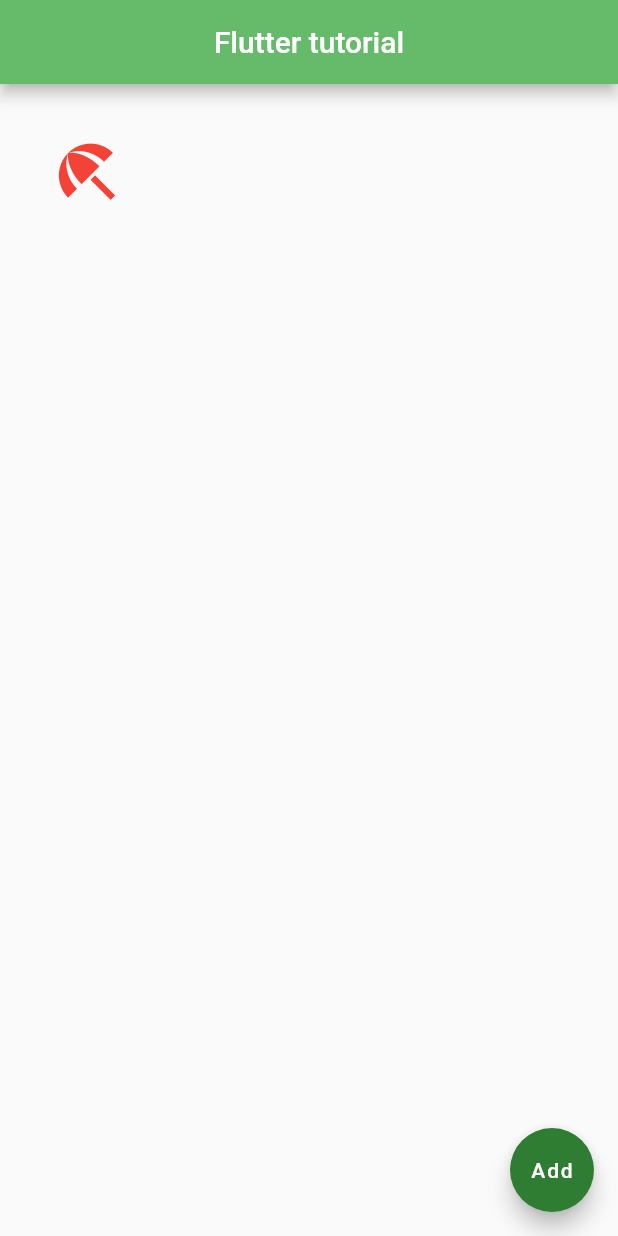
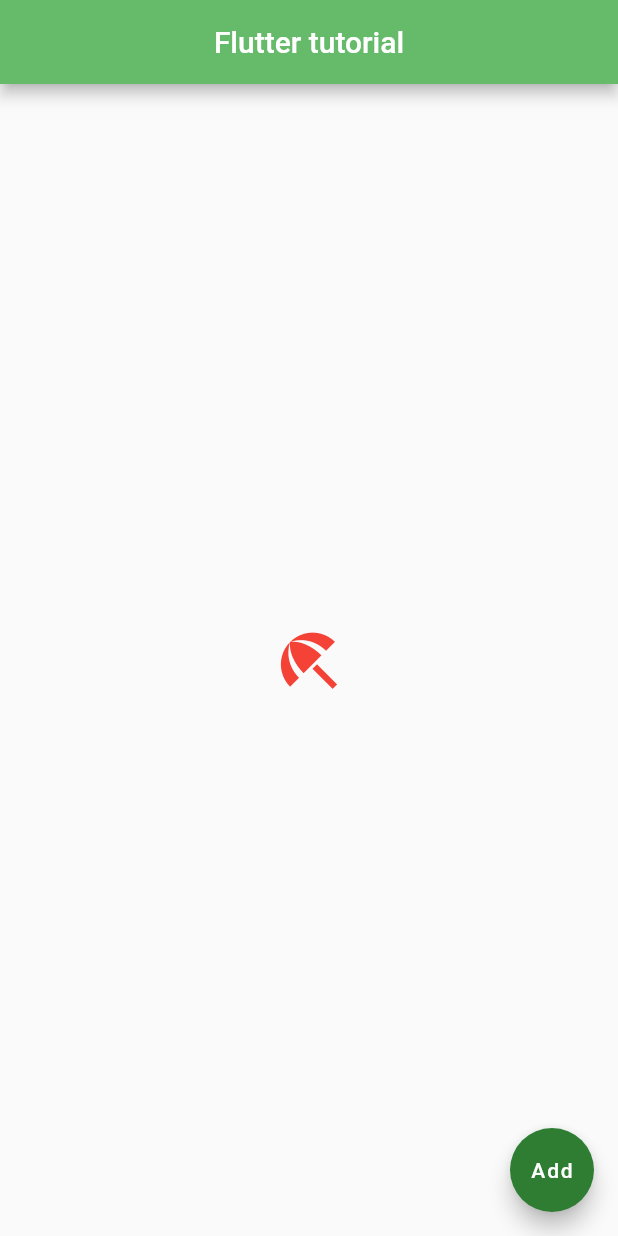
Before and after one commit to LyubashaBurkova/Flutter, a Flutter app: the screen it shows after launch, on a phone screen of 412 x 824 dp. Run offline on Flutter 3.47's test engine with Material 2 defaults, Android fonts, the phone set to English and light mode, and no system bars.

```diff
--- a/lib/main.dart
+++ b/lib/main.dart
@@ -13,7 +13,8 @@ class FlutterTutorialApp extends StatelessWidget {
           centerTitle: true,
           backgroundColor: Colors.green[400],
         ),
-        body: IconButton(
+        body: Center(
+          child: IconButton(
             icon: Icon(
               CustomIcons.beach_access,
               size: 50.0,
@@ -21,15 +22,15 @@ class FlutterTutorialApp extends StatelessWidget {
             ),
             color: Colors.grey[900],
             iconSize: 100.0,
-          onPressed: (){
+            onPressed: () {
               print("Button has been pressed");
             },
+          ),
         ),
         floatingActionButton: FloatingActionButton(
             child: Text("Add"),
             backgroundColor: Colors.green[800],
-          onPressed: null
-        ),
+            onPressed: null),
       ),
     );
   }
```
Lines whose indentation alone changed are shown as unchanged.
